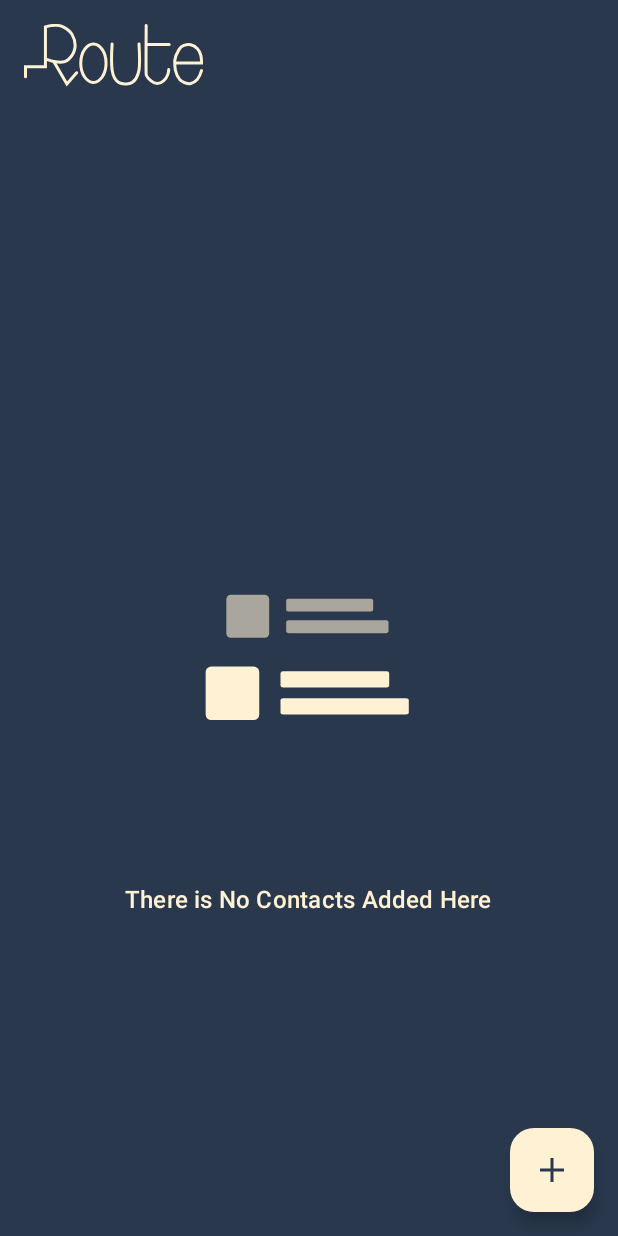
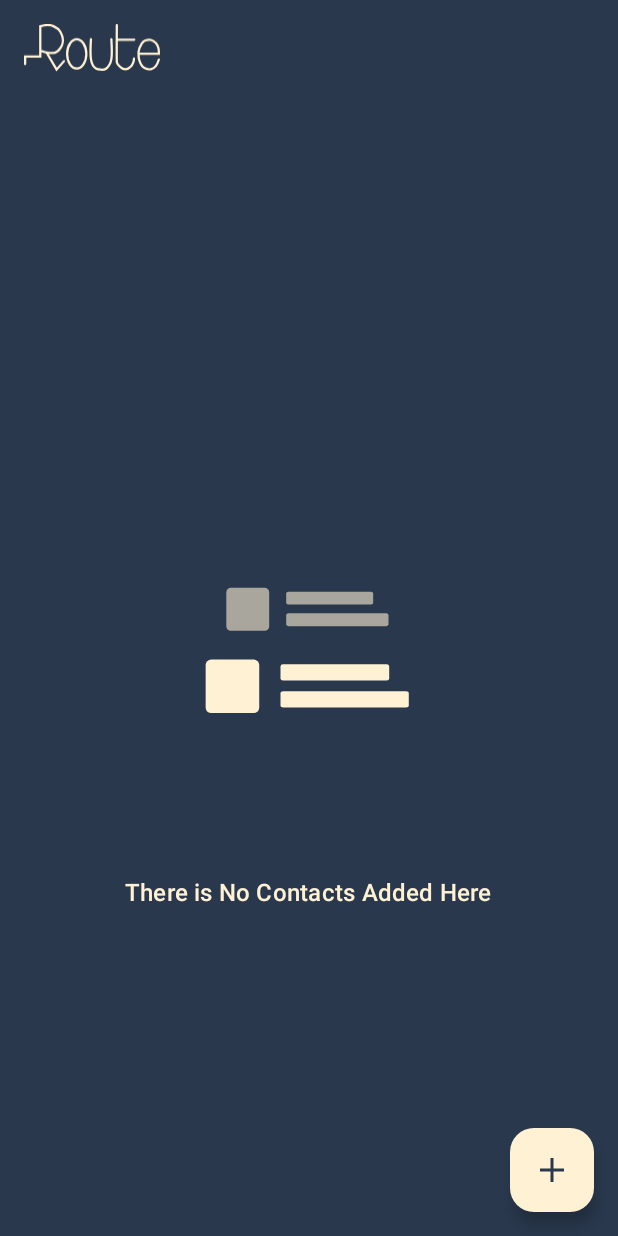
Before and after one commit to Menna120/Contact-App, an Android app: the screen it shows after launch (MainActivity), on a phone screen of 412 x 824 dp. Run offline under Robolectric (Android 15) with nearby library versions, the phone set to English and light mode, and no system bars.

Commit message:
Update Toolbar height in `activity_main.xml`

```diff
--- a/app/src/main/res/layout/activity_main.xml
+++ b/app/src/main/res/layout/activity_main.xml
@@ -19,7 +19,7 @@
         <androidx.appcompat.widget.Toolbar
             android:id="@+id/toolbar"
             android:layout_width="match_parent"
-            android:layout_height="match_parent"
+            android:layout_height="?attr/actionBarSize"
             android:padding="16dp">
 
             <ImageView
```
